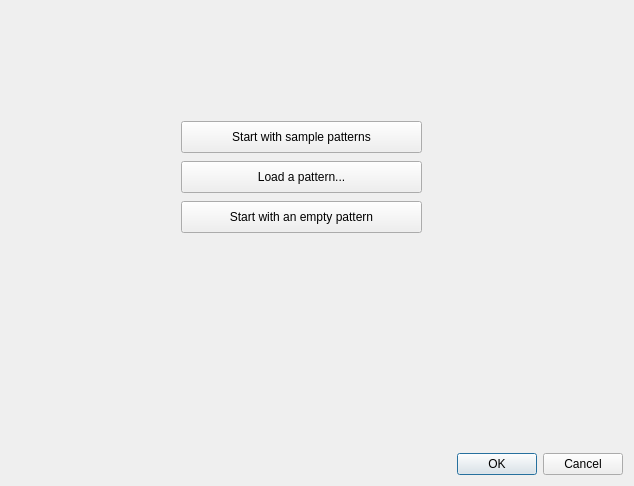
The window that PatternPaint/welcomescreen.ui (Blinkinlabs/PatternPaint) describes before a commit, drawn with Qt 5.
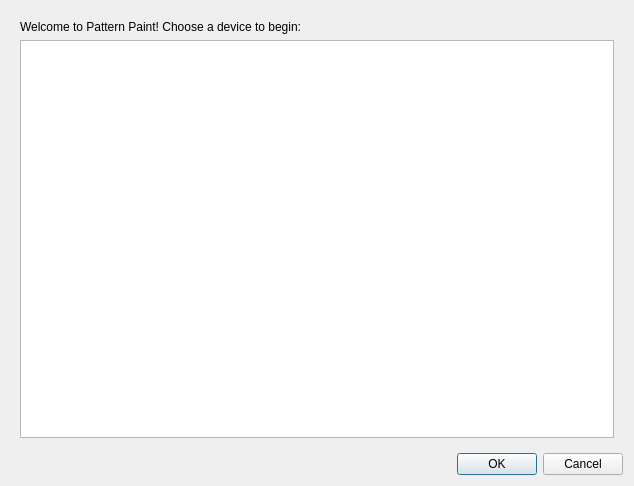
The same window after the commit. The open tabs and pages were chosen to show the change.

Commit message: Attempt to show welcome dialog after main window is loaded

Patch:
```diff
--- a/PatternPaint/welcomescreen.ui
+++ b/PatternPaint/welcomescreen.ui
@@ -49,47 +49,6 @@
        </item>
       </layout>
      </widget>
-     <widget class="QWidget" name="page_2">
-      <widget class="QPushButton" name="pushButton">
-       <property name="geometry">
-        <rect>
-         <x>170</x>
-         <y>110</y>
-         <width>241</width>
-         <height>32</height>
-        </rect>
-       </property>
-       <property name="text">
-        <string>Start with sample patterns</string>
-       </property>
-      </widget>
-      <widget class="QPushButton" name="pushButton_2">
-       <property name="geometry">
-        <rect>
-         <x>170</x>
-         <y>150</y>
-         <width>241</width>
-         <height>32</height>
-        </rect>
-       </property>
-       <property name="text">
-        <string>Load a pattern...</string>
-       </property>
-      </widget>
-      <widget class="QPushButton" name="pushButton_3">
-       <property name="geometry">
-        <rect>
-         <x>170</x>
-         <y>190</y>
-         <width>241</width>
-         <height>32</height>
-        </rect>
-       </property>
-       <property name="text">
-        <string>Start with an empty pattern</string>
-       </property>
-      </widget>
-     </widget>
     </widget>
    </item>
    <item>
```
The commit also changes 2 other files.
